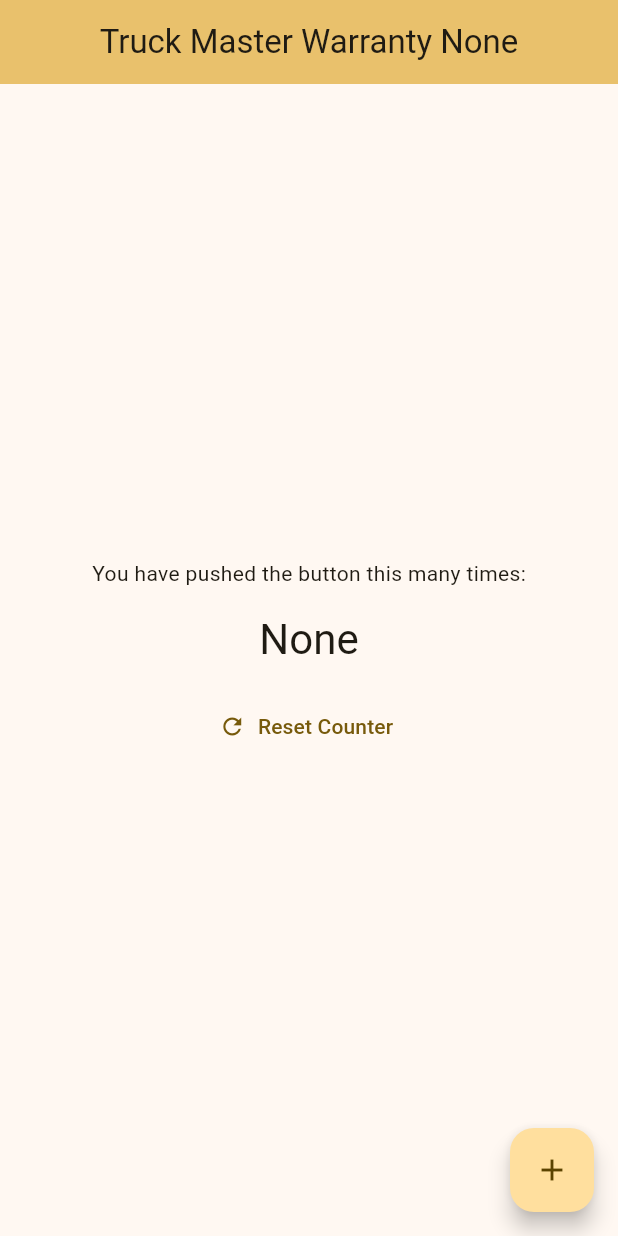
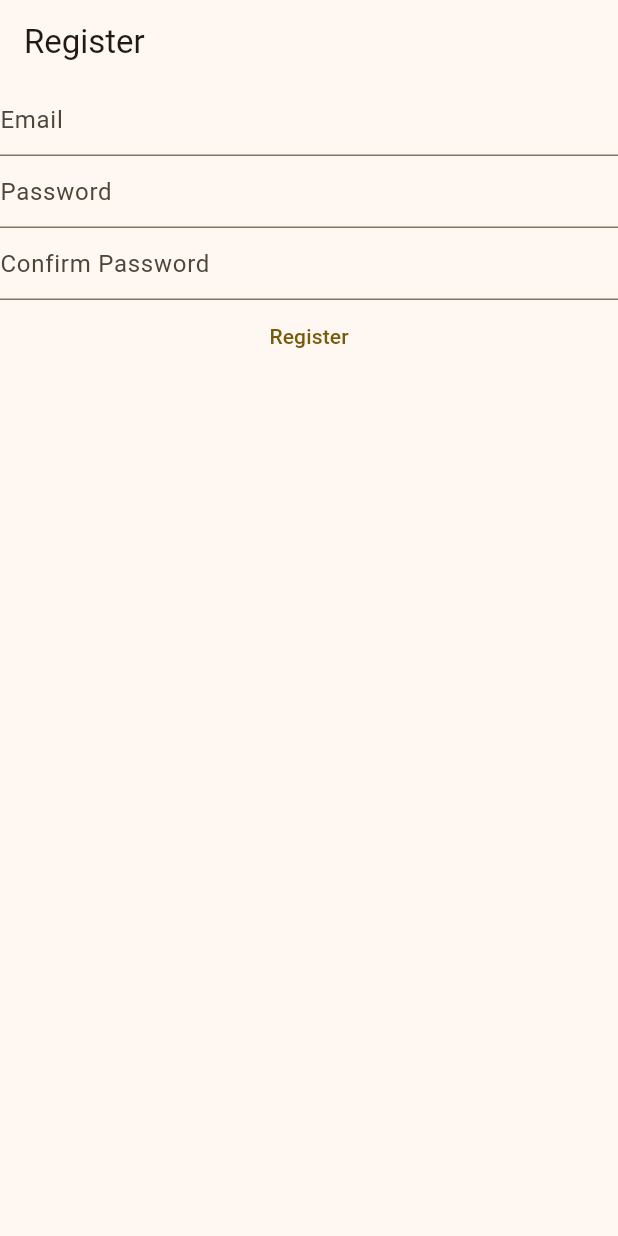
Before and after one commit to madmoosey/todo_dart, a Flutter app: the screen it shows after launch, on a phone screen of 412 x 824 dp. Run offline on Flutter 3.47's test engine with Material 3 defaults, Android fonts, the light colour scheme and no system bars; our stand-ins replace go_router; missing offline and left inert: window_size.

Commit message:
Register Page

```diff
--- a/lib/main.dart
+++ b/lib/main.dart
@@ -1,7 +1,31 @@
+import 'dart:io' show Platform;
+
+import 'package:flutter/foundation.dart' show kIsWeb;
 import 'package:flutter/material.dart';
+import 'package:window_size/window_size.dart';
 
 void main() {
+  setupWindow();
   runApp(const MyApp());
+}
+
+const double windowWidth = 400;
+const double windowHeight = 800;
+
+void setupWindow() {
+  if (!kIsWeb && (Platform.isWindows || Platform.isLinux || Platform.isMacOS)) {
+    WidgetsFlutterBinding.ensureInitialized();
+    setWindowTitle('Provider Demo');
+    setWindowMinSize(const Size(windowWidth, windowHeight));
+    setWindowMaxSize(const Size(windowWidth, windowHeight));
+    getCurrentScreen().then((screen) {
+      setWindowFrame(Rect.fromCenter(
+        center: screen!.frame.center,
+        width: windowWidth,
+        height: windowHeight,
+      ));
+    });
+  }
 }
 
 class MyApp extends StatelessWidget {
@@ -11,96 +35,87 @@ class MyApp extends StatelessWidget {
   @override
   Widget build(BuildContext context) {
     return MaterialApp(
-      themeMode: darkMode ? ThemeMode.dark : ThemeMode.light,
       darkTheme: ThemeData(brightness: Brightness.dark),
       title: 'Truck Master Warranty',
       theme: ThemeData(
         colorScheme: ColorScheme.fromSeed(seedColor: Colors.amber),
         useMaterial3: true,
       ),
-      home: const MyHomePage(title: 'Truck Master Warranty'),
+      home: const Register(title: 'Truck Master Warranty'),
     );
   }
 }
 
-class MyHomePage extends StatefulWidget {
-  const MyHomePage({super.key, required this.title});
-
-  // This widget is the home page of your application. It is stateful, meaning
-  // that it has a State object (defined below) that contains fields that affect
-  // how it looks.
-
-  // This class is the configuration for the state. It holds the values (in this
-  // case the title) provided by the parent (in this case the App widget) and
-  // used by the build method of the State. Fields in a Widget subclass are
-  // always marked "final".
+class Register extends StatefulWidget {
+  const Register({super.key, required this.title});
 
   final String title;
+  @override
+  State<Register> createState() => _RegisterState();
+}
+
+class _RegisterState extends State<Register> {
+  late final TextEditingController _email;
+  late final TextEditingController _password;
+  late final TextEditingController _confirmPassword;
 
   @override
-  State<MyHomePage> createState() => _MyHomePageState();
-}
-
-class _MyHomePageState extends State<MyHomePage> {
-  int _counter = 0;
-  String _displayString = "";
-  static const Widget verticalSpacer = SizedBox(height: 16);
-
-  void _incrementCounter() {
-    setState(() {
-      _counter++;
-    });
+  void initState() {
+    _email = TextEditingController();
+    _password = TextEditingController();
+    _confirmPassword = TextEditingController();
+    super.initState();
   }
 
-  void _resetCounter() {
-    setState(() {
-      _counter = 0;
-    });
+  @override
+  void dispose() {
+    _email.dispose();
+    _password.dispose();
+    _confirmPassword.dispose();
+    super.dispose();
   }
 
   @override
   Widget build(BuildContext context) {
-    // This method is rerun every time setState is called, for instance as done
-    // by the _incrementCounter method above.
-
-    _displayString = _counter == 0 ? "None" : '$_counter';
-
-    return Scaffold(
-      appBar: AppBar(
-        backgroundColor: Theme.of(context).colorScheme.inversePrimary,
-        // Here we take the value from the MyHomePage object that was created by
-        // the App.build method, and use it to set our appbar title.
-        title: Text('${widget.title} ${_displayString}'),
-        centerTitle: true,
-      ),
-      body: Center(
-        // Center is a layout widget. It takes a single child and positions it
-        // in the middle of the parent.
-        child: Column(
-          mainAxisAlignment: MainAxisAlignment.center,
-          children: <Widget>[
-            const Text(
-              'You have pushed the button this many times:',
-            ),
-            verticalSpacer, // Vertical Spacer
-            Text(
-              _displayString,
-              style: Theme.of(context).textTheme.headlineMedium,
-            ),
-            verticalSpacer, // Vertical Spacer
-            TextButton.icon(
-              onPressed: _resetCounter,
-              icon: const Icon(Icons.refresh),
-              label: const Text('Reset Counter'),
-            ),
-          ],
-        ),
-      ),
-      floatingActionButton: FloatingActionButton(
-        onPressed: _incrementCounter,
-        tooltip: 'Increment',
-        child: const Icon(Icons.add),
-      ),
-    );
+    return SafeArea(
+        child: Scaffold(
+            appBar: AppBar(title: const Text('Register')),
+            body: Column(
+              children: [
+                TextField(
+                  controller: _email,
+                  decoration: const InputDecoration(hintText: 'Email'),
+                  autocorrect: false,
+                  enableSuggestions: false,
+                  keyboardType: TextInputType.emailAddress,
+                ),
+                TextField(
+                  controller: _password,
+                  decoration: const InputDecoration(hintText: 'Password'),
+                  obscureText: true,
+                  autocorrect: false,
+                  enableSuggestions: false,
+                ),
+                TextField(
+                  controller: _confirmPassword,
+                  decoration:
+                      const InputDecoration(hintText: 'Confirm Password'),
+                  obscureText: true,
+                  autocorrect: false,
+                  enableSuggestions: false,
+                ),
+                TextButton(
+                  onPressed: () async {
+                    final email = _email.text;
+                    final password = _password.text;
+                    final confirmPassword = _confirmPassword.text;
+                    if (password == confirmPassword) {
+                      print(email);
+                    }
+                  },
+                  child: const Text('Register'),
+                ),
+              ],
+            )));
   }
 }
```
Also changed, not shown: lib/common/theme.dart (added, +13 -0 lines), lib/config.dart (added, +7 -0 lines), lib/models/cart.dart (added, +43 -0 lines), lib/models/catalog.dart (added, +59 -0 lines), lib/screens/cart.dart (added, +97 -0 lines), lib/screens/catalog.dart (added, +124 -0 lines), lib/screens/login.dart (added, +49 -0 lines), pubspec.yaml (+10 -0 lines), 11 other files.
